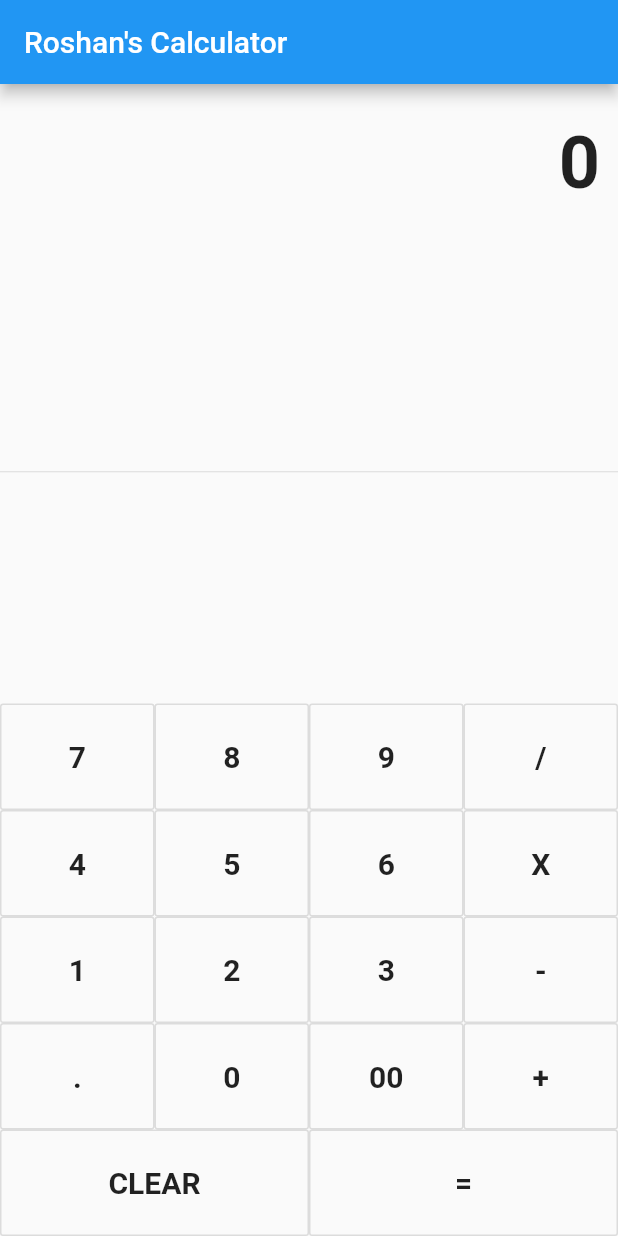
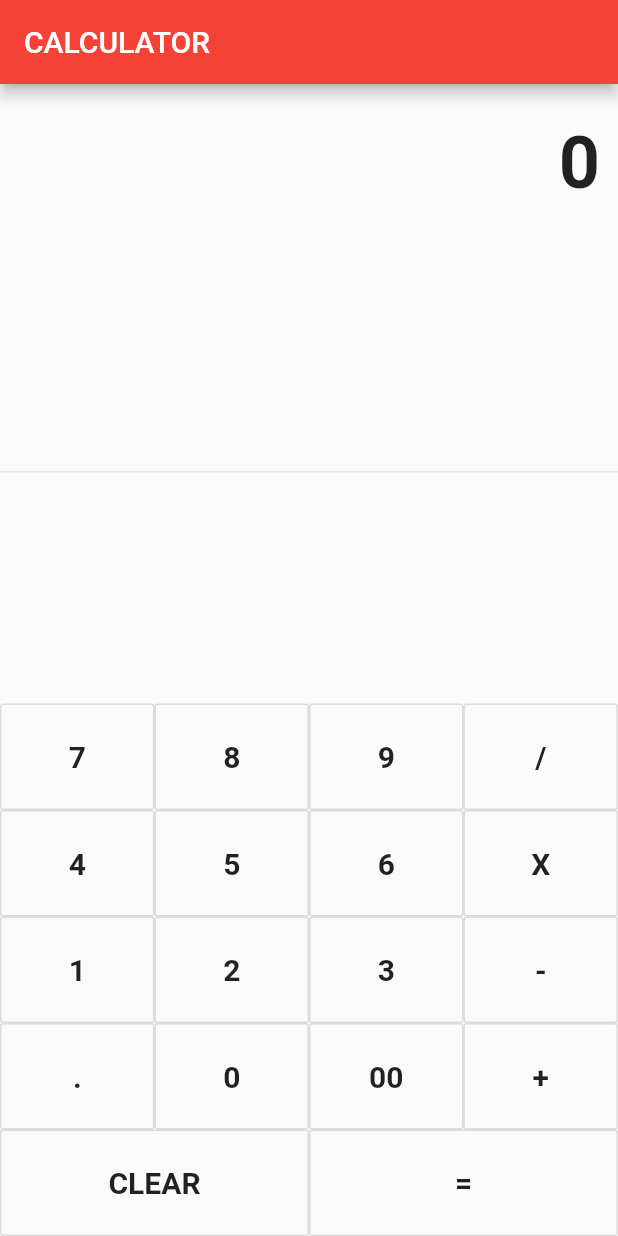
Before and after one commit to roshandroids/Flutter_Calculator, a Flutter app: the screen it shows after launch, on a phone screen of 412 x 824 dp. Run offline on Flutter 3.47's test engine with Material 2 defaults, Android fonts, the phone set to English and light mode, and no system bars.

Commit message:
title and color changed

```diff
--- a/lib/main.dart
+++ b/lib/main.dart
@@ -9,9 +9,9 @@ class MyApp extends StatelessWidget {
        debugShowCheckedModeBanner: false,
       title: 'Flutter Demo',
       theme: new ThemeData(
-        primarySwatch: Colors.blue,
+        primarySwatch: Colors.red,
       ),
-      home: new MyHomePage(title: "Roshan's Calculator"),
+      home: new MyHomePage(title: "CALCULATOR"),
     );
   }
 }
```
